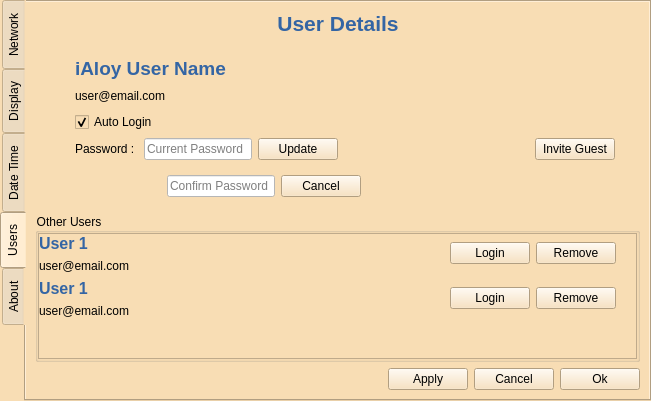
arghyabi/iAloy_old_desktop_app, file resource/ui/settings.ui: the form before one commit.
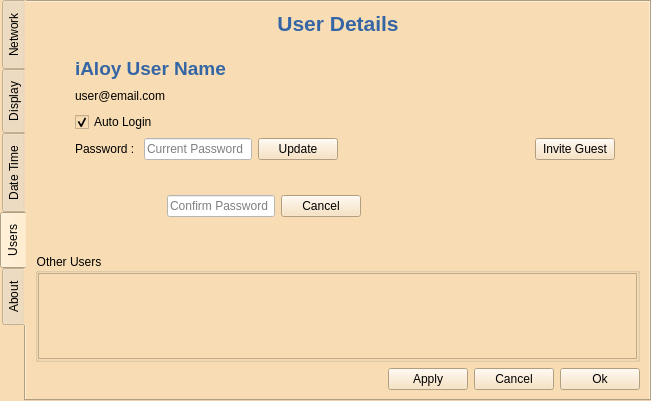
The form after the commit.

Commit message: Other user list rendered & direct login functionality added .pro file updated to run with QtCreator

```diff
--- a/resource/ui/settings.ui
+++ b/resource/ui/settings.ui
@@ -1027,7 +1027,7 @@
                <x>0</x>
                <y>0</y>
                <width>594</width>
-               <height>111</height>
+               <height>94</height>
               </rect>
              </property>
              <layout class="QVBoxLayout" name="verticalLayout_7">
@@ -1044,137 +1044,7 @@
                <number>0</number>
               </property>
               <item>
-               <layout class="QVBoxLayout" name="verticalLayout_6">
-                <item>
-                 <layout class="QHBoxLayout" name="horizontalLayout_8">
-                  <item>
-                   <layout class="QVBoxLayout" name="verticalLayout_4">
-                    <item>
-                     <widget class="QLabel" name="label_10">
-                      <property name="text">
-                       <string>&lt;html&gt;&lt;head/&gt;&lt;body&gt;&lt;p&gt;&lt;span style=&quot; font-size:12pt; font-weight:600; color:#3465a4;&quot;&gt;User 1&lt;/span&gt;&lt;/p&gt;&lt;/body&gt;&lt;/html&gt;</string>
-                      </property>
-                     </widget>
-                    </item>
-                    <item>
-                     <widget class="QLabel" name="label_11">
-                      <property name="text">
-                       <string>user@email.com</string>
-                      </property>
-                     </widget>
-                    </item>
-                   </layout>
-                  </item>
-                  <item>
-                   <spacer name="horizontalSpacer_13">
-                    <property name="orientation">
-                     <enum>Qt::Horizontal</enum>
-                    </property>
-                    <property name="sizeHint" stdset="0">
-                     <size>
-                      <width>40</width>
-                      <height>20</height>
-                     </size>
-                    </property>
-                   </spacer>
-                  </item>
-                  <item>
-                   <widget class="QPushButton" name="pushButton_6">
-                    <property name="text">
-                     <string>Login</string>
-                    </property>
-                   </widget>
-                  </item>
-                  <item>
-                   <widget class="QPushButton" name="pushButton_7">
-                    <property name="text">
-                     <string>Remove</string>
-                    </property>
-                   </widget>
-                  </item>
-                  <item>
-                   <spacer name="horizontalSpacer_15">
-                    <property name="orientation">
-                     <enum>Qt::Horizontal</enum>
-                    </property>
-                    <property name="sizeType">
-                     <enum>QSizePolicy::Fixed</enum>
-                    </property>
-                    <property name="sizeHint" stdset="0">
-                     <size>
-                      <width>20</width>
-                      <height>20</height>
-                     </size>
-                    </property>
-                   </spacer>
-                  </item>
-                 </layout>
-                </item>
-                <item>
-                 <layout class="QHBoxLayout" name="horizontalLayout_9">
-                  <item>
-                   <layout class="QVBoxLayout" name="verticalLayout_5">
-                    <item>
-                     <widget class="QLabel" name="label_12">
-                      <property name="text">
-                       <string>&lt;html&gt;&lt;head/&gt;&lt;body&gt;&lt;p&gt;&lt;span style=&quot; font-size:12pt; font-weight:600; color:#3465a4;&quot;&gt;User 1&lt;/span&gt;&lt;/p&gt;&lt;/body&gt;&lt;/html&gt;</string>
-                      </property>
-                     </widget>
-                    </item>
-                    <item>
-                     <widget class="QLabel" name="label_13">
-                      <property name="text">
-                       <string>user@email.com</string>
-                      </property>
-                     </widget>
-                    </item>
-                   </layout>
-                  </item>
-                  <item>
-                   <spacer name="horizontalSpacer_14">
-                    <property name="orientation">
-                     <enum>Qt::Horizontal</enum>
-                    </property>
-                    <property name="sizeHint" stdset="0">
-                     <size>
-                      <width>40</width>
-                      <height>20</height>
-                     </size>
-                    </property>
-                   </spacer>
-                  </item>
-                  <item>
-                   <widget class="QPushButton" name="pushButton_8">
-                    <property name="text">
-                     <string>Login</string>
-                    </property>
-                   </widget>
-                  </item>
-                  <item>
-                   <widget class="QPushButton" name="pushButton_9">
-                    <property name="text">
-                     <string>Remove</string>
-                    </property>
-                   </widget>
-                  </item>
-                  <item>
-                   <spacer name="horizontalSpacer_16">
-                    <property name="orientation">
-                     <enum>Qt::Horizontal</enum>
-                    </property>
-                    <property name="sizeType">
-                     <enum>QSizePolicy::Fixed</enum>
-                    </property>
-                    <property name="sizeHint" stdset="0">
-                     <size>
-                      <width>20</width>
-                      <height>20</height>
-                     </size>
-                    </property>
-                   </spacer>
-                  </item>
-                 </layout>
-                </item>
+               <layout class="QVBoxLayout" name="other_user_vLayout">
                 <item>
                  <spacer name="verticalSpacer_3">
                   <property name="orientation">
```
The commit also changes 13 other files.
